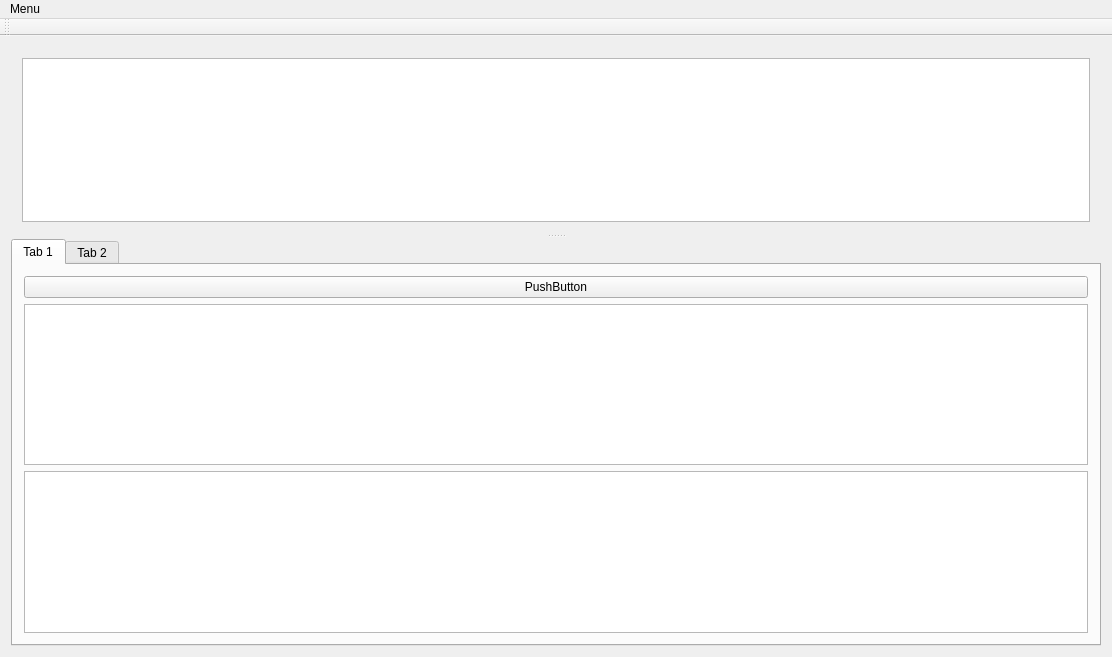
This is mainwindow.ui in szefoski/OpenTAT as Qt 5 draws it before an edit. The edited form follows.
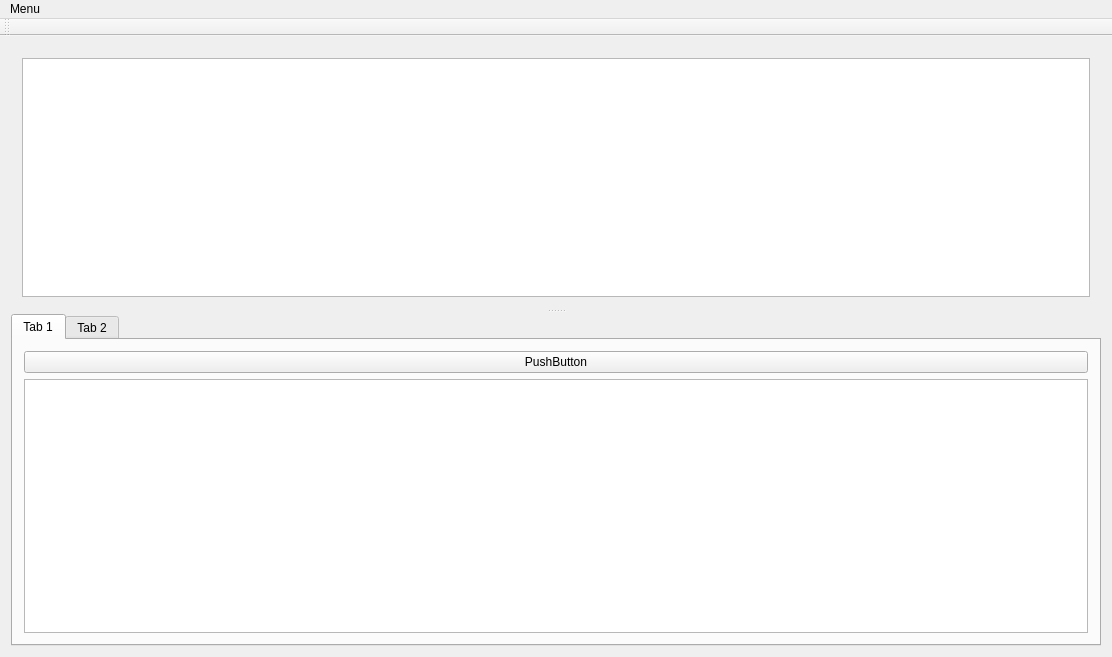
This is the edited form.

Commit message: Added simple filters table

```diff
--- a/mainwindow.ui
+++ b/mainwindow.ui
@@ -108,10 +108,11 @@
              </widget>
             </item>
             <item>
-             <widget class="QTableView" name="tableView"/>
-            </item>
-            <item>
-             <widget class="QPlainTextEdit" name="plainTextEdit"/>
+             <widget class="QTableView" name="tableView">
+              <attribute name="horizontalHeaderStretchLastSection">
+               <bool>true</bool>
+              </attribute>
+             </widget>
             </item>
            </layout>
           </widget>
```
The commit also changes 2 other files.
